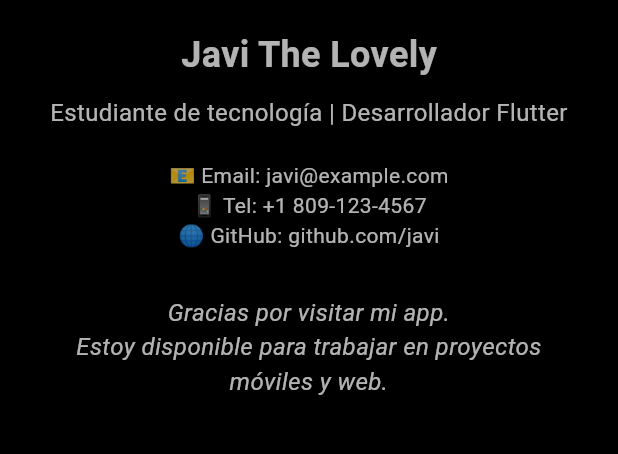
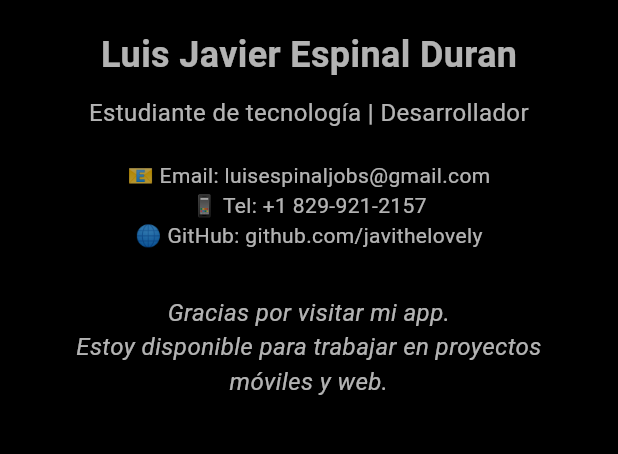
Before and after one commit to JaviTheLovely/MultiToolApp, a Flutter app: the AboutView screen opened directly, on a phone screen of 412 x 824 dp, the part 551-1005 px from its top. Run offline on Flutter 3.47's test engine with Material 3 defaults, Android fonts, the phone set to English and light mode, and no system bars; our stand-ins replace audioplayers.

Commit message:
Actualizado el archivo AboutView con nuevos datos

```diff
--- a/lib/views/about_view.dart
+++ b/lib/views/about_view.dart
@@ -22,13 +22,13 @@ class AboutView extends StatelessWidget {
 
               // Textos simples con const para optimizar
               Text(
-                'Javi The Lovely',
+                'Luis Javier Espinal Duran',
                 style: TextStyle(fontSize: 24, fontWeight: FontWeight.bold),
               ),
               SizedBox(height: 10),
 
               Text(
-                'Estudiante de tecnología | Desarrollador Flutter',
+                'Estudiante de tecnología | Desarrollador',
                 textAlign: TextAlign.center,
                 style: TextStyle(fontSize: 16),
               ),
@@ -36,7 +36,7 @@ class AboutView extends StatelessWidget {
 
               // Textos con emojis y saltos de línea NO pueden ser const
               Text(
-                '📧 Email: javi@example.com\n📱 Tel: +1 809-123-4567\n🌐 GitHub: github.com/javi',
+                '📧 Email: luisespinaljobs@gmail.com\n📱 Tel: +1 829-921-2157\n🌐 GitHub: github.com/javithelovely',
                 textAlign: TextAlign.center,
               ),
               SizedBox(height: 30),
```
